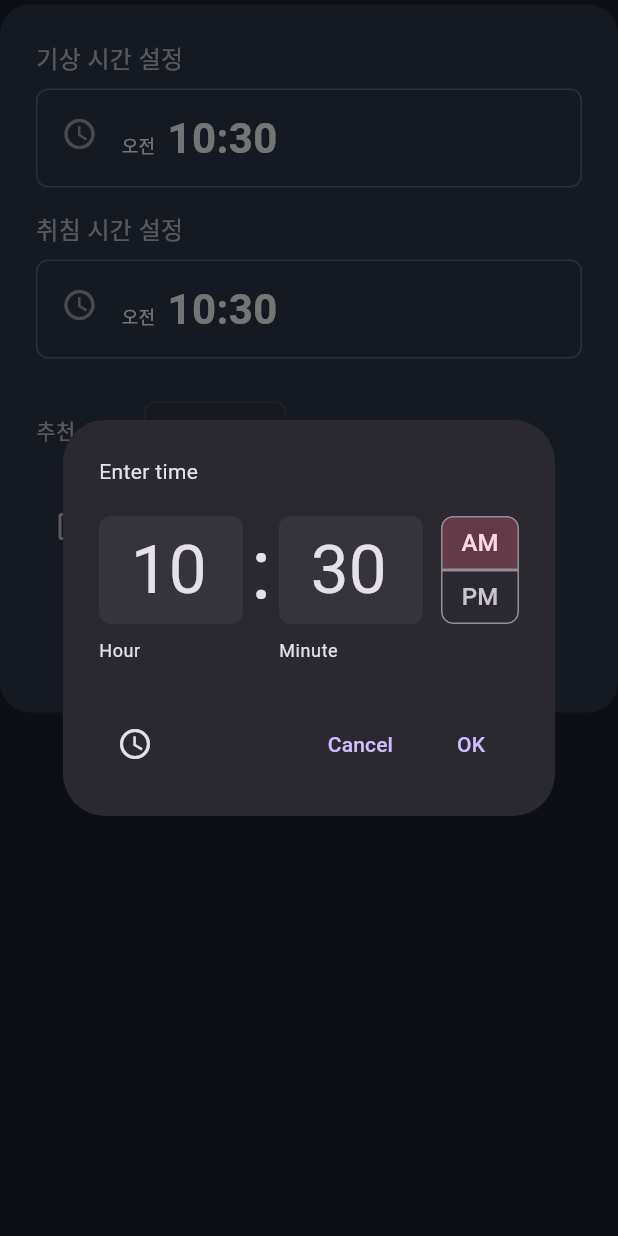
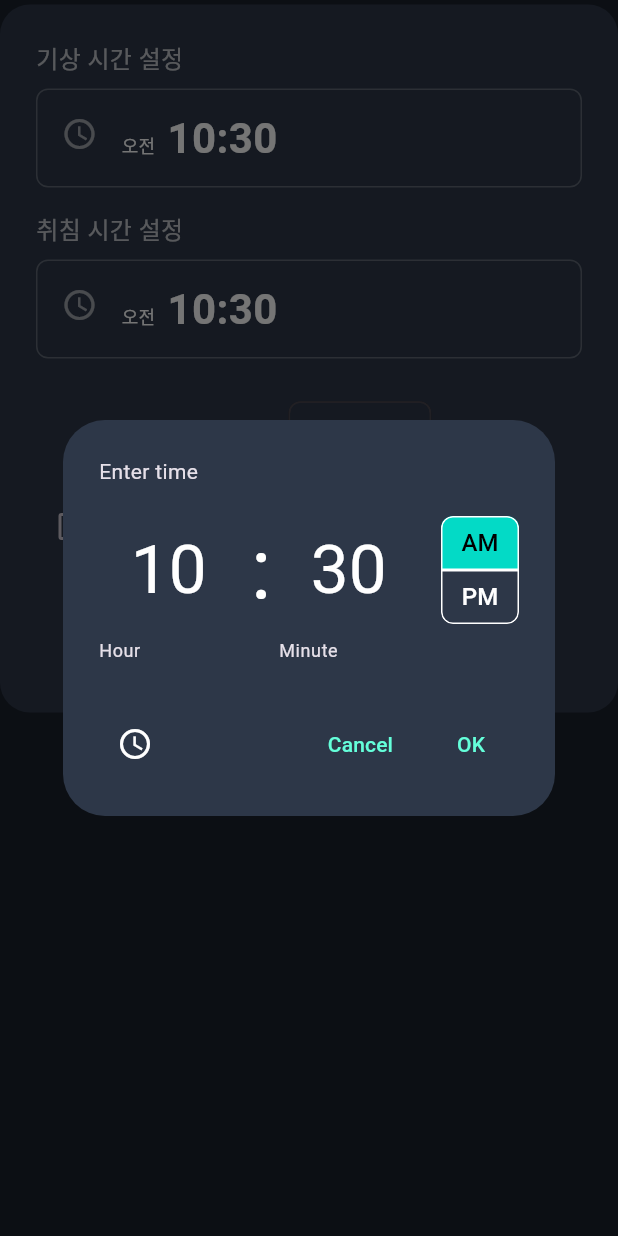
Before and after one commit to yoyohanyy/digital_health_care, a Flutter app: the TimeSettingsSheet widget shown alone on an empty page, opened directly with empty values, after a tap on "오전", on a phone screen of 412 x 824 dp. Run offline on Flutter 3.47's test engine with Material 3 defaults, Android fonts, the light colour scheme and no system bars; our stand-ins replace cloud_firestore, firebase_core, fl_chart, percent_indicator, shared_preferences, table_calendar; missing offline and left inert: health, kakao_flutter_sdk, kakao_flutter_sdk_user; accounts and stored records are empty.

Commit message:
overflow 문제 해결

```diff
--- a/lib/page/homePage.dart
+++ b/lib/page/homePage.dart
@@ -294,7 +294,35 @@ class _TimeSettingsSheetState extends State<TimeSettingsSheet> {
       context: context,
       initialTime: isWakeUp ? _wakeUpTime : _bedTime,
       initialEntryMode: TimePickerEntryMode.input,
+      builder: (BuildContext context, Widget? child) {
+        // Theme 위젯으로 감싸서 색상을 덮어씁니다.
+        return Theme(
+          data: ThemeData.dark().copyWith(
+            // ----------------------------------------------------
+            // 여기에 원하는 색상을 지정하세요
+            // ----------------------------------------------------
+            colorScheme: const ColorScheme.dark(
+              // ✅ 주요 색상 (선택된 숫자 배경, 시계 상단 헤더)
+              primary: Color(0xFF4A5568),
+              // ✅ primary 색상 위의 텍스트 (예: 헤더의 시간)
+              onPrimary: Colors.white,
+              // ✅ 다이얼로그 전체 배경색
+              surface: Color(0xFF2D3748),
+              // ✅ 배경색 위의 텍스트 (예: 시계 다이얼 숫자)
+              onSurface: Colors.white,
+            ),
+            // ✅ "확인", "취소" 버튼 텍스트 색상
+            textButtonTheme: TextButtonThemeData(
+              style: TextButton.styleFrom(
+                foregroundColor: Colors.tealAccent, // 앱의 강조색과 맞추면 좋습니다.
+              ),
+            ),
+          ),
+          child: child!,
         );
+      },
+    );
+
     if (picked != null) {
       setState(() {
         if (isWakeUp) {
@@ -333,6 +361,8 @@ class _TimeSettingsSheetState extends State<TimeSettingsSheet> {
             color: const Color(0xFF2D3748),
             borderRadius: BorderRadius.circular(20),
           ),
+
+          child: SingleChildScrollView(
             child: Column(
               mainAxisSize: MainAxisSize.min,
               children: [
@@ -348,10 +378,17 @@ class _TimeSettingsSheetState extends State<TimeSettingsSheet> {
                   () => _selectTime(context, false),
                 ),
                 const SizedBox(height: 24),
-              Row(
+                Wrap(
+                  spacing: 8.0, // 가로 아이템 사이 간격
+                  runSpacing: 4.0, // 세로 줄 사이 간격
+                  crossAxisAlignment: WrapCrossAlignment.center, // 세로 정렬
+
                   children: [
-                  const Text("추천 시간:", style: TextStyle(color: Colors.white70)),
-                  const SizedBox(width: 8),
+                    const Text(
+                      "추천 시간:",
+                      style: TextStyle(color: Colors.white70),
+                    ),
+                    // const SizedBox(width: 8), // Wrap의 spacing이 대신함
                     ...recommendedTimes.map((time) {
                       return Padding(
                         padding: const EdgeInsets.symmetric(horizontal: 4.0),
@@ -408,6 +445,7 @@ class _TimeSettingsSheetState extends State<TimeSettingsSheet> {
             ),
           ),
         ),
+      ),
     );
   }
 
```
Also changed, not shown: lib/page/reportPage.dart (+28 -2 lines), lib/provider/sleepProvider.dart (+18 -10 lines), pubspec.lock. Lines whose indentation alone changed are shown as unchanged.
